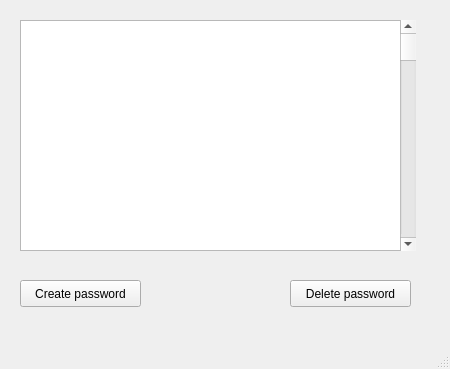
password-manager/linux, file passwordList.ui: the form before one commit.
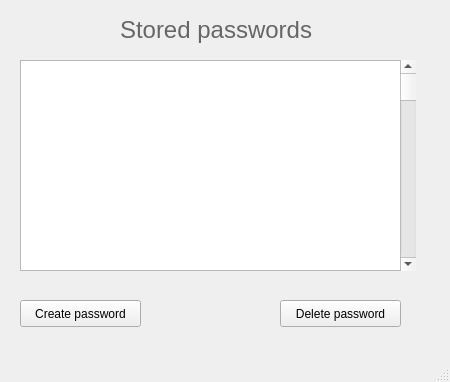
The form after the commit.

The edit to the form file:
```diff
--- a/passwordList.ui
+++ b/passwordList.ui
@@ -7,7 +7,7 @@
     <x>0</x>
     <y>0</y>
     <width>450</width>
-    <height>369</height>
+    <height>382</height>
    </rect>
   </property>
   <property name="windowTitle">
@@ -17,8 +17,8 @@
    <widget class="QPushButton" name="deleteButton">
     <property name="geometry">
      <rect>
-      <x>290</x>
-      <y>280</y>
+      <x>280</x>
+      <y>300</y>
       <width>121</width>
       <height>27</height>
      </rect>
@@ -31,9 +31,9 @@
     <property name="geometry">
      <rect>
       <x>400</x>
-      <y>20</y>
+      <y>60</y>
       <width>16</width>
-      <height>231</height>
+      <height>211</height>
      </rect>
     </property>
     <property name="orientation">
@@ -44,7 +44,7 @@
     <property name="geometry">
      <rect>
       <x>20</x>
-      <y>280</y>
+      <y>300</y>
       <width>121</width>
       <height>27</height>
      </rect>
@@ -57,12 +57,35 @@
     <property name="geometry">
      <rect>
       <x>20</x>
-      <y>20</y>
-      <width>391</width>
-      <height>231</height>
+      <y>60</y>
+      <width>381</width>
+      <height>211</height>
      </rect>
     </property>
    </widget>
+   <widget class="QLabel" name="label">
+    <property name="geometry">
+     <rect>
+      <x>120</x>
+      <y>10</y>
+      <width>201</width>
+      <height>41</height>
+     </rect>
+    </property>
+    <property name="frameShape">
+     <enum>QFrame::NoFrame</enum>
+    </property>
+    <property name="text">
+     <string>&lt;html&gt;&lt;head/&gt;&lt;body&gt;&lt;p&gt;&lt;span style=&quot; font-size:18pt; color:#666666;&quot;&gt;Stored passwords&lt;/span&gt;&lt;/p&gt;&lt;/body&gt;&lt;/html&gt;</string>
+    </property>
+    <property name="textFormat">
+     <enum>Qt::AutoText</enum>
+    </property>
+    <property name="margin">
+     <number>0</number>
+    </property>
+   </widget>
+   <zorder>passwordsView</zorder>
    <zorder>deleteButton</zorder>
    <zorder>createButton</zorder>
    <zorder>listView</zorder>
```
Left out of the diff: 4 changed lines with no effect on the pictures.
